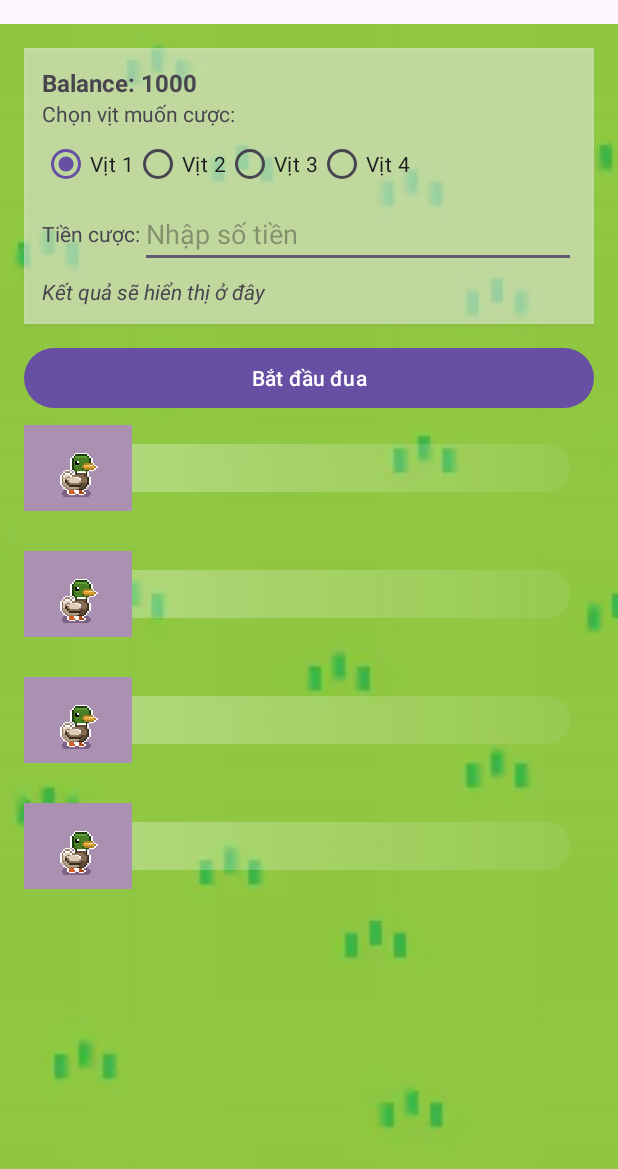
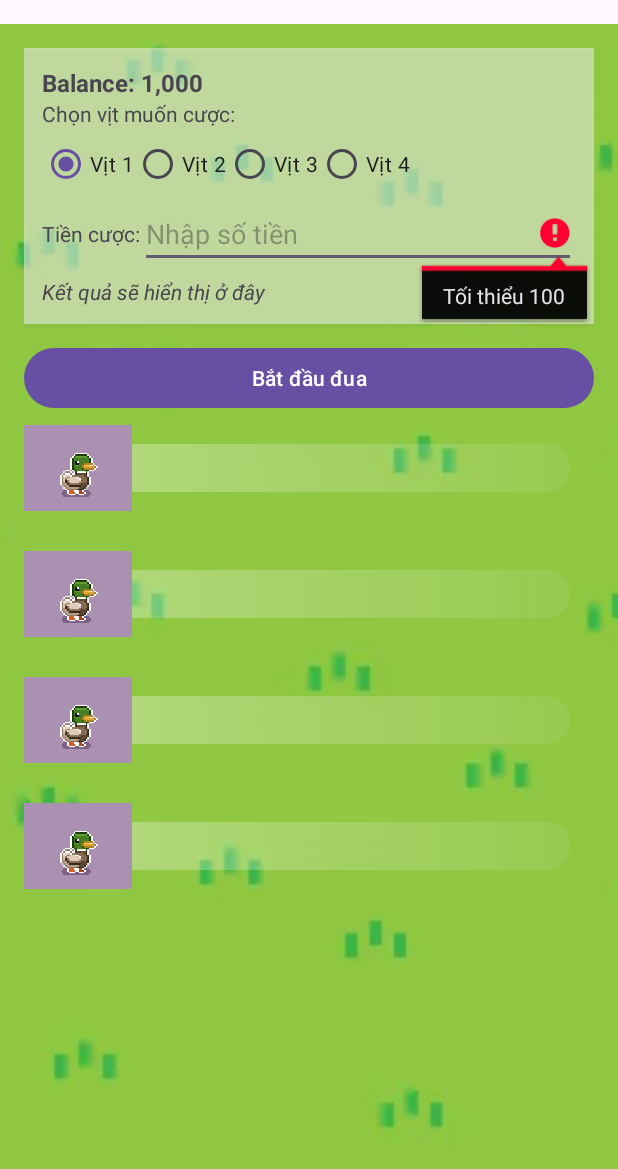
Before and after one commit to toki-ai/betting-game-android, an Android app: the screen it shows after launch (MainActivity), after a tap on "Bắt đầu đua", on a phone screen of 412 x 824 dp. Shown: the top 1169 px of the screen. Run offline under Robolectric (Android 15) with nearby library versions, the phone set to English and light mode, and no system bars.

Commit message:
feat: enhance betting validation and formatting

```diff
--- a/app/src/main/java/com/example/bettinggame/MainActivity.java
+++ b/app/src/main/java/com/example/bettinggame/MainActivity.java
@@ -18,6 +18,8 @@ import androidx.appcompat.app.AppCompatActivity;
 
 import com.bumptech.glide.Glide;
 
+import java.text.NumberFormat;
+import java.util.Locale;
 import java.util.Random;
 
 public class MainActivity extends AppCompatActivity {
@@ -53,6 +55,7 @@ public class MainActivity extends AppCompatActivity {
     private View betPanel;
     private int selectedDuckIndex = 0; // 0..3
     private int balance = 1000; // tiền khởi tạo
+    private final NumberFormat intFormatter = NumberFormat.getIntegerInstance(Locale.getDefault());
 
     @Override
     protected void onCreate(Bundle savedInstanceState) {
@@ -110,12 +113,15 @@ public class MainActivity extends AppCompatActivity {
 
         // Lấy tiền cược và kiểm tra hợp lệ trước khi bắt đầu đua
         int betAmount = parseBetAmount();
-        if (betAmount <= 0) {
-            Toast.makeText(this, "Nhập tiền cược hợp lệ (>0)", Toast.LENGTH_SHORT).show();
+        // Validate chặt chẽ: tối thiểu 100, tối đa = balance hiện có
+        if (betAmount < 100) {
+            etBetAmount.setError("Tối thiểu 100");
+            Toast.makeText(this, "Tiền cược tối thiểu là 100", Toast.LENGTH_SHORT).show();
             return;
         }
         if (betAmount > balance) {
-            Toast.makeText(this, "Tiền cược vượt quá số dư", Toast.LENGTH_SHORT).show();
+            etBetAmount.setError("Vượt số dư hiện có");
+            Toast.makeText(this, "Tiền cược không được vượt quá số dư", Toast.LENGTH_SHORT).show();
             return;
         }
 
@@ -280,14 +286,20 @@ public class MainActivity extends AppCompatActivity {
 
     // ====== Betting helpers ======
     private void updateBalanceText() {
-        tvBalance.setText("Balance: " + balance);
+        tvBalance.setText("Balance: " + intFormatter.format(balance));
     }
 
     private int parseBetAmount() {
         try {
-            String s = etBetAmount.getText().toString().trim();
-            if (s.isEmpty()) return 0;
-            return Integer.parseInt(s);
+            String raw = etBetAmount.getText().toString();
+            if (raw == null) return 0;
+            // Cho phép người dùng nhập có dấu phân tách ("," hoặc ".") hoặc ký tự khác -> lọc chỉ lấy chữ số
+            String digitsOnly = raw.replaceAll("[^0-9]", "");
+            if (digitsOnly.isEmpty()) return 0;
+            // Ép về giới hạn int an toàn
+            long value = Long.parseLong(digitsOnly);
+            if (value > Integer.MAX_VALUE) value = Integer.MAX_VALUE;
+            return (int) value;
         } catch (Exception e) {
             return 0;
         }
@@ -306,7 +318,7 @@ public class MainActivity extends AppCompatActivity {
         boolean win = (winnerIndex == selectedDuckIndex);
         if (win) {
             balance += betAmount * 2;
-            tvResult.setText("Bạn thắng! +" + (betAmount) + ". Vịt " + (winnerIndex + 1) + " về nhất.");
+            tvResult.setText("Bạn thắng! +" + intFormatter.format(betAmount) + ". Vịt " + (winnerIndex + 1) + " về nhất.");
         } else {
             tvResult.setText("Bạn thua cược. Vịt " + (winnerIndex + 1) + " về nhất.");
         }
```
